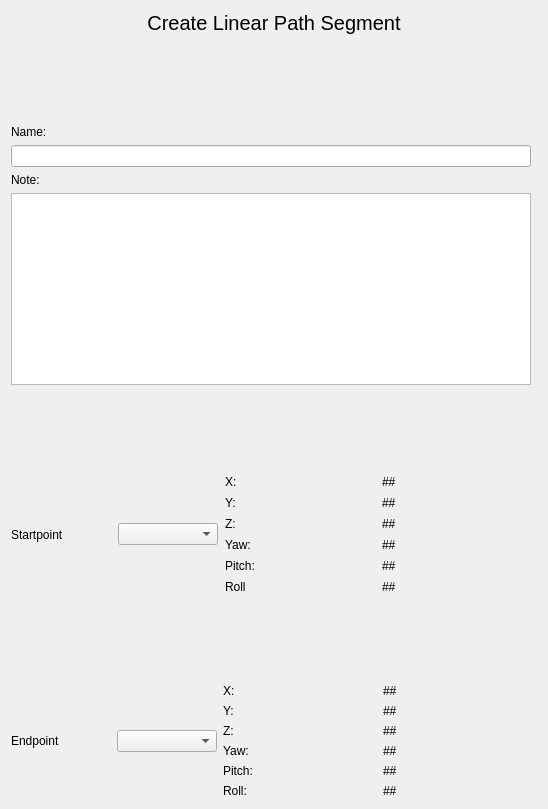
Before: the Qt Designer form createLinSegDialog.ui in lerchi0/RobotPathWorkbench, drawn with Qt 5.
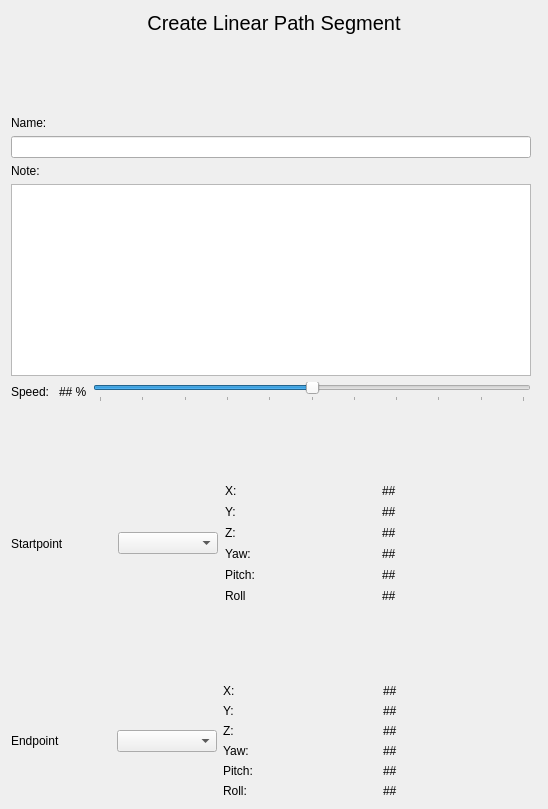
After: the same form once the commit is applied.

```diff
--- a/createLinSegDialog.ui
+++ b/createLinSegDialog.ui
@@ -17,7 +17,7 @@
    <set>Qt::ImhDigitsOnly</set>
   </property>
   <layout class="QGridLayout" name="gridLayout">
-   <item row="8" column="0">
+   <item row="14" column="0">
     <layout class="QHBoxLayout" name="horizontalLayout" stretch="0,0,1">
      <property name="spacing">
       <number>7</number>
@@ -180,7 +180,7 @@
      </item>
     </layout>
    </item>
-   <item row="9" column="0">
+   <item row="15" column="0">
     <spacer name="verticalSpacer_3">
      <property name="orientation">
       <enum>Qt::Vertical</enum>
@@ -193,7 +193,7 @@
      </property>
     </spacer>
    </item>
-   <item row="7" column="0" colspan="2">
+   <item row="13" column="0" colspan="2">
     <spacer name="verticalSpacer_2">
      <property name="orientation">
       <enum>Qt::Vertical</enum>
@@ -206,7 +206,25 @@
      </property>
     </spacer>
    </item>
-   <item row="10" column="0" colspan="2">
+   <item row="1" column="0" colspan="2">
+    <widget class="QLabel" name="label">
+     <property name="font">
+      <font>
+       <pointsize>15</pointsize>
+      </font>
+     </property>
+     <property name="lineWidth">
+      <number>5</number>
+     </property>
+     <property name="text">
+      <string>Create Linear Path Segment</string>
+     </property>
+     <property name="alignment">
+      <set>Qt::AlignCenter</set>
+     </property>
+    </widget>
+   </item>
+   <item row="16" column="0" colspan="2">
     <layout class="QHBoxLayout" name="horizontalLayout_9" stretch="0,0,1">
      <item>
       <widget class="QLabel" name="label_15">
@@ -345,9 +363,6 @@
      </item>
     </layout>
    </item>
-   <item row="6" column="0">
-    <widget class="QTextEdit" name="Box_Seg_Note"/>
-   </item>
    <item row="2" column="0">
     <spacer name="verticalSpacer">
      <property name="orientation">
@@ -361,6 +376,9 @@
      </property>
     </spacer>
    </item>
+   <item row="6" column="0">
+    <widget class="QTextEdit" name="Box_Seg_Note"/>
+   </item>
    <item row="5" column="0">
     <widget class="QLabel" name="label_4">
      <property name="text">
@@ -368,27 +386,6 @@
      </property>
     </widget>
    </item>
-   <item row="1" column="0" colspan="2">
-    <widget class="QLabel" name="label">
-     <property name="font">
-      <font>
-       <pointsize>15</pointsize>
-      </font>
-     </property>
-     <property name="lineWidth">
-      <number>5</number>
-     </property>
-     <property name="text">
-      <string>Create Linear Path Segment</string>
-     </property>
-     <property name="alignment">
-      <set>Qt::AlignCenter</set>
-     </property>
-    </widget>
-   </item>
-   <item row="4" column="0">
-    <widget class="QLineEdit" name="lineEdit"/>
-   </item>
    <item row="3" column="0">
     <widget class="QLabel" name="label_6">
      <property name="text">
@@ -396,6 +393,46 @@
      </property>
     </widget>
    </item>
+   <item row="4" column="0">
+    <widget class="QLineEdit" name="Box_Seg_Name"/>
+   </item>
+   <item row="10" column="0">
+    <layout class="QHBoxLayout" name="horizontalLayout_8">
+     <item>
+      <widget class="QLabel" name="label_8">
+       <property name="text">
+        <string>Speed: </string>
+       </property>
+      </widget>
+     </item>
+     <item>
+      <widget class="QLabel" name="Disp_Seg_Speed">
+       <property name="text">
+        <string>## %</string>
+       </property>
+      </widget>
+     </item>
+     <item>
+      <widget class="QSlider" name="Slider_Seg_Speed">
+       <property name="maximum">
+        <number>100</number>
+       </property>
+       <property name="sliderPosition">
+        <number>50</number>
+       </property>
+       <property name="orientation">
+        <enum>Qt::Horizontal</enum>
+       </property>
+       <property name="tickPosition">
+        <enum>QSlider::TicksBelow</enum>
+       </property>
+       <property name="tickInterval">
+        <number>10</number>
+       </property>
+      </widget>
+     </item>
+    </layout>
+   </item>
   </layout>
  </widget>
  <resources/>
```
